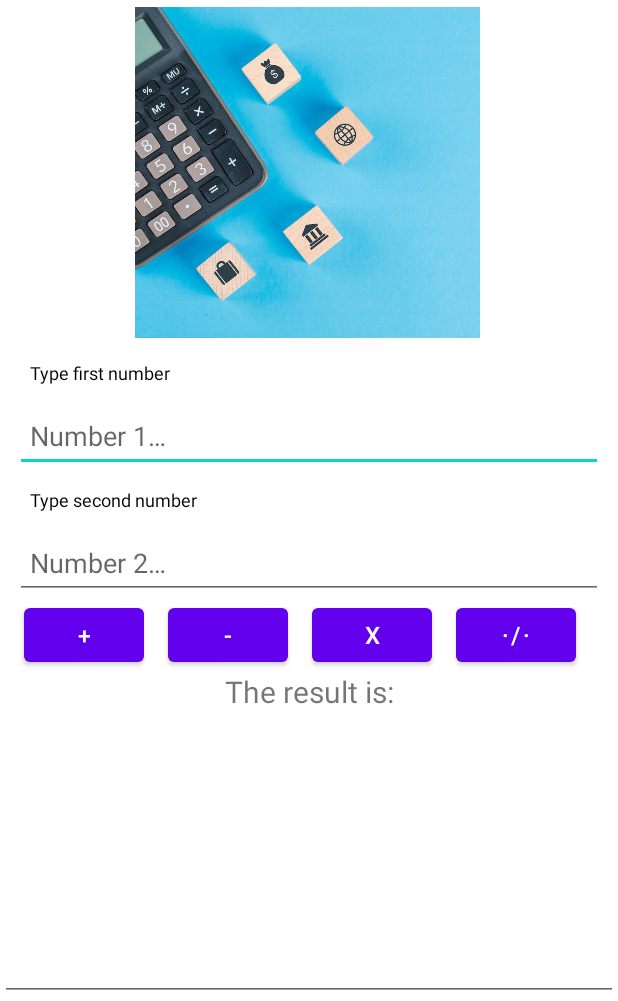
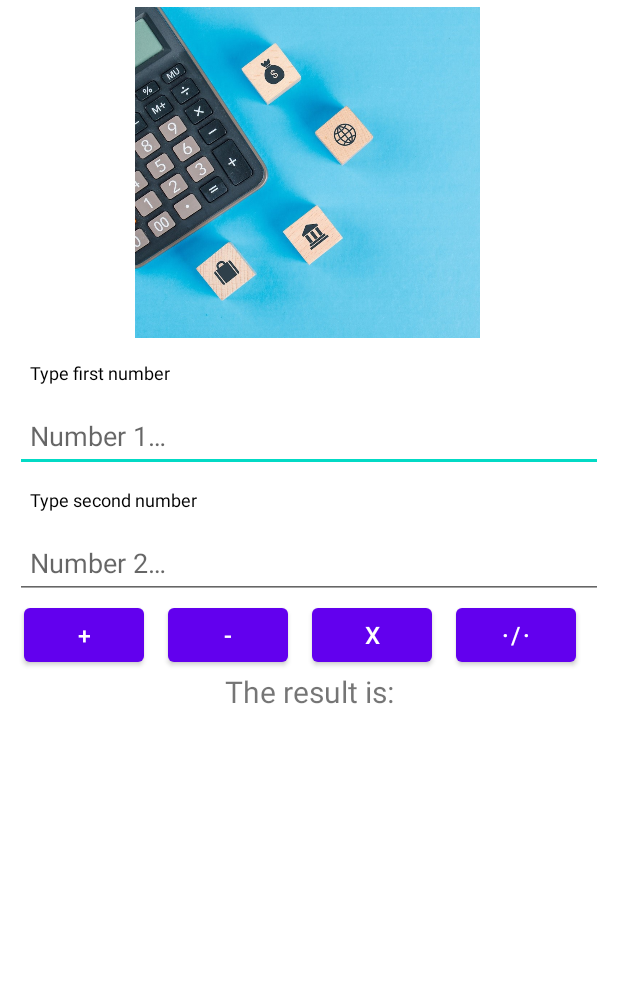
Before and after one commit to martoKZER/Practica1_PDMD_Calculadora, an Android app: the screen it shows after launch (MainActivity), on a phone screen of 412 x 824 dp, the part 235-1236 px from its top. Run offline under Robolectric (Android 15) with nearby library versions, the phone set to English and light mode, and no system bars; our stand-ins replace data binding.

Commit message:
Terminado, git no me ralles

```diff
--- a/app/src/main/res/layout/activity_main.xml
+++ b/app/src/main/res/layout/activity_main.xml
@@ -122,7 +122,7 @@
                 android:text="@string/result"
                 android:textSize="20sp" />
 
-            <EditText
+            <TextView
                 android:id="@+id/tvResult"
                 android:layout_width="match_parent"
                 android:layout_height="match_parent"
```
